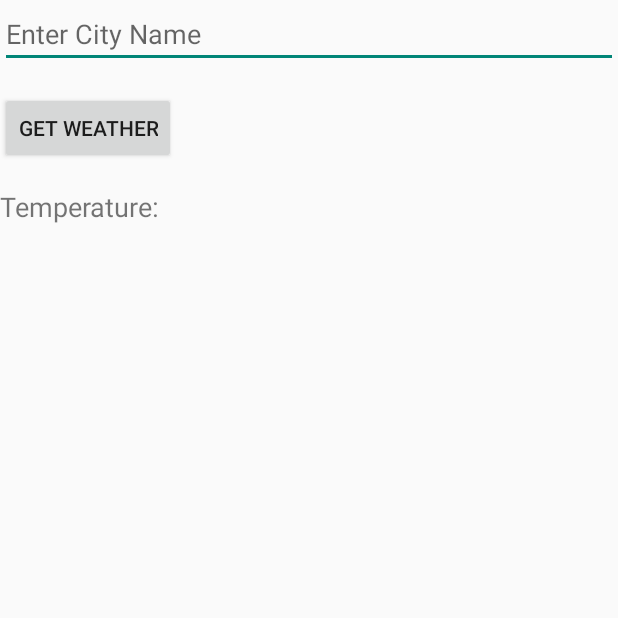
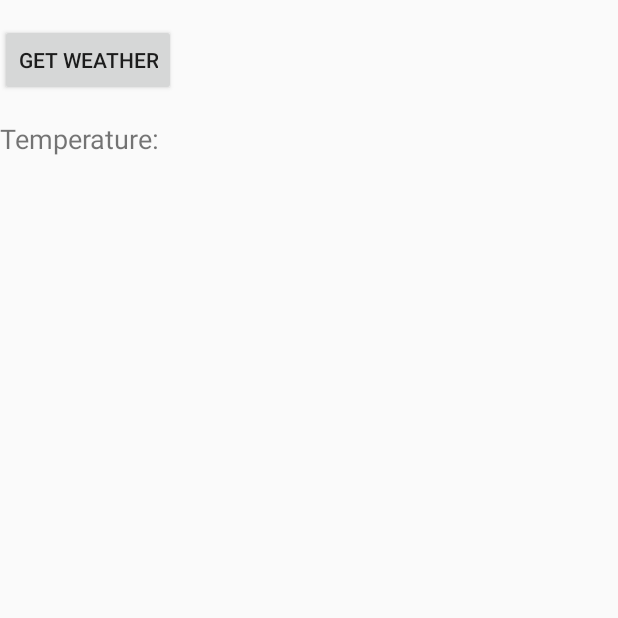
Before and after one commit to bilgehandk/ManBox, an Android app: the WeatherActivity screen opened directly, with no data from a screen before it, after a tap on "GET WEATHER", on a phone screen of 412 x 824 dp, the top half of it. Run offline under Robolectric (Android 15) with nearby library versions, the phone set to English and light mode, and no system bars; 1 statement that could not run was skipped.

Commit message:
wip openweather api

```diff
--- a/app/src/main/java/com/bilgehandemirkaya/manbox/WeatherActivity.kt
+++ b/app/src/main/java/com/bilgehandemirkaya/manbox/WeatherActivity.kt
@@ -20,27 +20,25 @@ import retrofit2.converter.gson.GsonConverterFactory
 
 class WeatherActivity : AppCompatActivity() {
 
-    var et: EditText? = null
     var tv: TextView? = null
-    var url = "api.openweathermap.org/data/2.5/weather?q={city name}&appid={your api key}"
+
     var apikey = "190474e6d8fdd997583efab23ca3c5e7"
-    var manager: LocationManager? = null
-    var locationListener: LocationListener? = null
+
 
     override fun onCreate(savedInstanceState: Bundle?) {
         super.onCreate(savedInstanceState)
         setContentView(R.layout.activity_weather)
-        et = findViewById<EditText>(R.id.cityTv)
+
         tv = findViewById<TextView>(R.id.tempTv)
     }
 
     fun getweather(v: View) {
         val retrofit = Retrofit.Builder()
-            .baseUrl("https://api.openweathermap.org/data/2.5/")
+            .baseUrl("https://api.openweathermap.org")
             .addConverterFactory(GsonConverterFactory.create())
             .build()
         val myapi = retrofit.create(weatherapi::class.java)
-        val examplecall = myapi.getweather(et!!.text.toString().trim(' '), apikey)
+        val examplecall = myapi.getweather()
         examplecall!!.enqueue(object : Callback<WeatherModel> {
             override fun onResponse(call: Call<WeatherModel>, response: Response<WeatherModel>) {
                 if (response.code() == 404) {
--- a/app/src/main/java/com/bilgehandemirkaya/manbox/weatherApi/weatherapi.kt
+++ b/app/src/main/java/com/bilgehandemirkaya/manbox/weatherApi/weatherapi.kt
@@ -6,9 +6,7 @@ import retrofit2.http.GET
 import retrofit2.http.Query
 
 interface weatherapi {
-    @GET("weather")
+    @GET("/data/2.5/weather?q=ankara&appid=190474e6d8fdd997583efab23ca3c5e7")
     fun getweather(
-        @Query("q") cityname: String?,
-        @Query("appid") apikey: String?
     ): Call<WeatherModel>
 }
--- a/app/src/main/res/layout/activity_weather.xml
+++ b/app/src/main/res/layout/activity_weather.xml
@@ -5,17 +5,12 @@
     android:layout_height="match_parent"
     tools:context=".WeatherActivity">
 
-    <EditText
-        android:id="@+id/cityTv"
-        android:layout_width="match_parent"
-        android:layout_height="wrap_content"
-        android:hint="Enter City Name" />
+
 
     <Button
         android:id="@+id/buttonGetWeather"
         android:layout_width="wrap_content"
         android:layout_height="wrap_content"
-        android:layout_below="@id/cityTv"
         android:layout_marginTop="16dp"
         android:onClick="getweather"
         android:text="Get Weather" />
```
Also changed, not shown: 1 other file.
